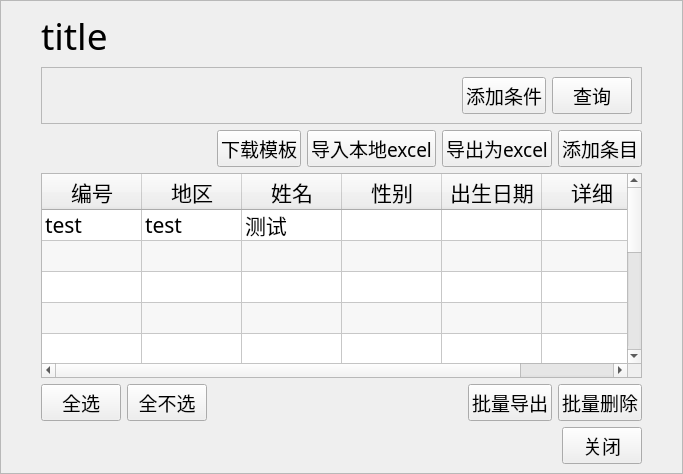
Old version of the form ui/page_elements/search_page/page.ui in the repository ArcherLuo233/election-s-prediction.
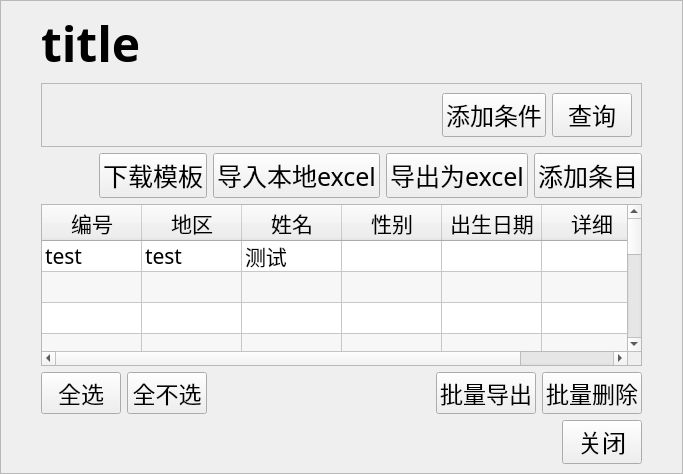
New version of the form. Custom widgets are drawn as their Qt base class.

```diff
--- a/ui/page_elements/search_page/page.ui
+++ b/ui/page_elements/search_page/page.ui
@@ -12,7 +12,7 @@
   </property>
   <property name="font">
    <font>
-    <family>微软雅黑</family>
+    <family>华文新魏</family>
     <pointsize>14</pointsize>
    </font>
   </property>
@@ -51,8 +51,10 @@
        <widget class="QLabel" name="label_title">
         <property name="font">
          <font>
-          <family>微软雅黑</family>
-          <pointsize>28</pointsize>
+                <family>楷体</family>
+                <pointsize>36</pointsize>
+                <weight>75</weight>
+                <bold>true</bold>
          </font>
         </property>
         <property name="text">
@@ -106,6 +108,12 @@
            </item>
            <item>
             <widget class="QPushButton" name="btn_add_condition">
+                   <property name="font">
+                       <font>
+                           <family>华文新魏</family>
+                           <pointsize>18</pointsize>
+                       </font>
+                   </property>
              <property name="cursor">
               <cursorShape>PointingHandCursor</cursorShape>
              </property>
@@ -116,6 +124,12 @@
            </item>
            <item>
             <widget class="QPushButton" name="button_search">
+                   <property name="font">
+                       <font>
+                           <family>华文新魏</family>
+                           <pointsize>18</pointsize>
+                       </font>
+                   </property>
              <property name="cursor">
               <cursorShape>PointingHandCursor</cursorShape>
              </property>
@@ -146,6 +160,12 @@
         </item>
         <item>
          <widget class="QPushButton" name="btn_downloadTemplate">
+                <property name="font">
+                    <font>
+                        <family>华文新魏</family>
+                        <pointsize>19</pointsize>
+                    </font>
+                </property>
           <property name="cursor">
            <cursorShape>PointingHandCursor</cursorShape>
           </property>
@@ -156,6 +176,12 @@
         </item>
         <item>
          <widget class="QPushButton" name="button_import">
+                <property name="font">
+                    <font>
+                        <family>华文新魏</family>
+                        <pointsize>19</pointsize>
+                    </font>
+                </property>
           <property name="cursor">
            <cursorShape>PointingHandCursor</cursorShape>
           </property>
@@ -166,6 +192,12 @@
         </item>
         <item>
          <widget class="QPushButton" name="button_export">
+                <property name="font">
+                    <font>
+                        <family>华文新魏</family>
+                        <pointsize>19</pointsize>
+                    </font>
+                </property>
           <property name="cursor">
            <cursorShape>PointingHandCursor</cursorShape>
           </property>
@@ -176,6 +208,14 @@
         </item>
         <item>
          <widget class="QPushButton" name="button_add">
+                <property name="font">
+                    <font>
+                        <family>华文新魏</family>
+                        <pointsize>19</pointsize>
+                        <weight>50</weight>
+                        <bold>false</bold>
+                    </font>
+                </property>
           <property name="cursor">
            <cursorShape>PointingHandCursor</cursorShape>
           </property>
@@ -284,6 +324,12 @@
        <layout class="QHBoxLayout" name="horizontalLayout_8">
         <item>
          <widget class="QPushButton" name="btn_select_all">
+                <property name="font">
+                    <font>
+                        <family>华文新魏</family>
+                        <pointsize>17</pointsize>
+                    </font>
+                </property>
           <property name="cursor">
            <cursorShape>PointingHandCursor</cursorShape>
           </property>
@@ -294,6 +340,12 @@
         </item>
         <item>
          <widget class="QPushButton" name="btn_select_null">
+                <property name="font">
+                    <font>
+                        <family>华文新魏</family>
+                        <pointsize>17</pointsize>
+                    </font>
+                </property>
           <property name="cursor">
            <cursorShape>PointingHandCursor</cursorShape>
           </property>
@@ -317,6 +369,12 @@
         </item>
         <item>
          <widget class="QPushButton" name="btn_mul_export">
+                <property name="font">
+                    <font>
+                        <family>华文新魏</family>
+                        <pointsize>17</pointsize>
+                    </font>
+                </property>
           <property name="cursor">
            <cursorShape>PointingHandCursor</cursorShape>
           </property>
@@ -327,6 +385,12 @@
         </item>
         <item>
          <widget class="QPushButton" name="btn_mul_delete">
+                <property name="font">
+                    <font>
+                        <family>华文新魏</family>
+                        <pointsize>17</pointsize>
+                    </font>
+                </property>
           <property name="cursor">
            <cursorShape>PointingHandCursor</cursorShape>
           </property>
@@ -357,6 +421,12 @@
         </item>
         <item>
          <widget class="QPushButton" name="btn_close">
+                <property name="font">
+                    <font>
+                        <family>华文新魏</family>
+                        <pointsize>18</pointsize>
+                    </font>
+                </property>
           <property name="cursor">
            <cursorShape>PointingHandCursor</cursorShape>
           </property>
```
Lines whose indentation alone changed are shown as unchanged.
